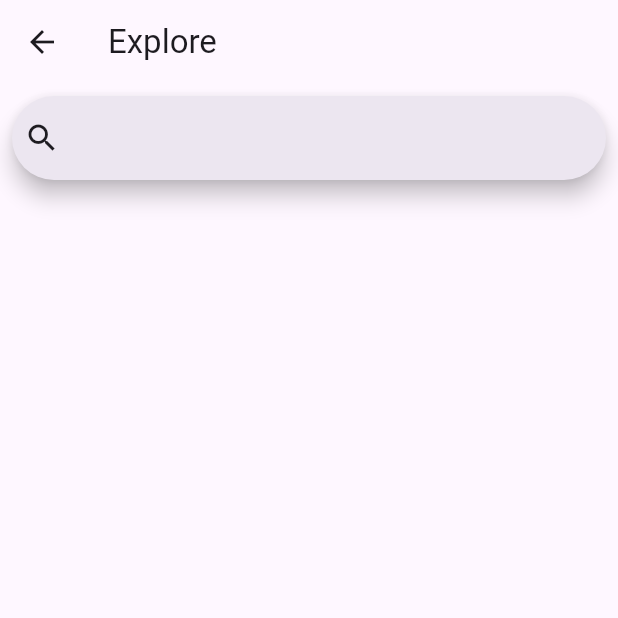
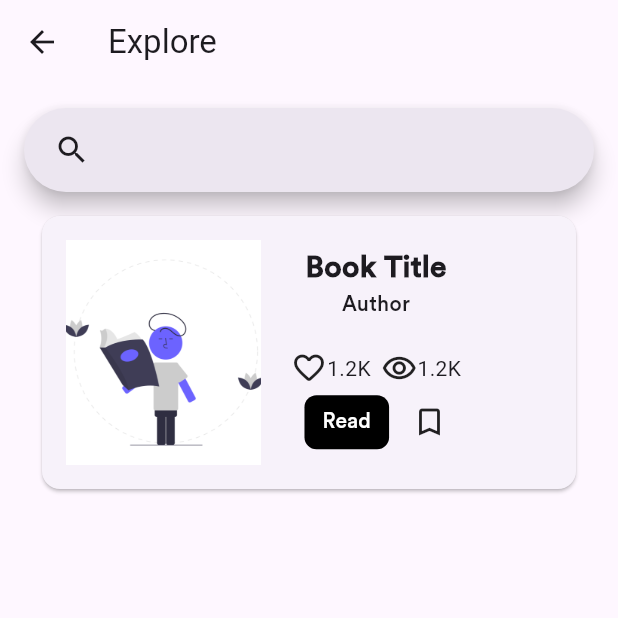
Before and after one commit to questc0der/book_tok, a Flutter app: the ExploreView screen opened directly, on a phone screen of 412 x 824 dp, the top half of it. Run offline on Flutter 3.47's test engine with Material 3 defaults, Android fonts, the phone set to English and light mode, and no system bars; our stand-ins replace flutter_riverpod, google_fonts; missing offline and left inert: image_input.

Commit message:
built book card UI

```diff
--- a/lib/component/explore.dart
+++ b/lib/component/explore.dart
@@ -12,11 +12,19 @@ class _ExploreState extends State<ExploreView> {
   Widget build(BuildContext context) {
     return Scaffold(
       appBar: AppBar(title: Text("Explore")),
-      body: Padding(
-        padding: EdgeInsets.all(8.0),
+      body: Column(children: [_buildSearchBar(), _buildViewCard()]),
+    );
+  }
+
+  Widget _buildSearchBar() {
+    return Padding(
+      padding: EdgeInsets.all(16.0),
       child: SearchAnchor(
         builder: (BuildContext context, SearchController controller) {
           return SearchBar(
+            padding: WidgetStatePropertyAll(
+              EdgeInsetsDirectional.symmetric(horizontal: 20),
+            ),
             controller: controller,
             onTap: () {
               controller.openView();
@@ -44,6 +52,69 @@ class _ExploreState extends State<ExploreView> {
           });
         },
       ),
+    );
+  }
+
+  Widget _buildViewCard() {
+    return Card(
+      margin: EdgeInsets.symmetric(horizontal: 28.0),
+      child: Padding(
+        padding: const EdgeInsets.all(16.0),
+        child: Row(
+          children: [
+            Image.asset(
+              "assets/pictures/reading.png",
+              width: 130,
+              height: 150,
+              fit: BoxFit.cover,
+            ),
+            SizedBox(width: 20),
+            Column(
+              children: [
+                Text(
+                  "Book Title",
+                  style: TextStyle(
+                    fontFamily: 'Circular',
+                    fontSize: 20,
+                    fontWeight: FontWeight.bold,
+                  ),
+                ),
+                Text("Author", style: TextStyle(fontFamily: 'Circular')),
+                SizedBox(height: 20),
+                Row(
+                  children: [
+                    Icon(Icons.favorite_border_rounded),
+                    Text("1.2K"),
+                    SizedBox(width: 7),
+                    Icon(Icons.remove_red_eye_outlined),
+                    Text("1.2K"),
+                  ],
+                ),
+                Row(
+                  children: [
+                    TextButton(
+                      onPressed: () {},
+                      style: TextButton.styleFrom(
+                        minimumSize: Size(40, 20),
+                        shape: RoundedRectangleBorder(
+                          borderRadius: BorderRadius.all(Radius.circular(8.0)),
+                        ),
+                        backgroundColor: Colors.black,
+                        foregroundColor: Colors.white,
+                      ),
+                      child: Text(
+                        "Read",
+                        style: TextStyle(fontFamily: 'Circular'),
+                      ),
+                    ),
+                    SizedBox(width: 15),
+                    Icon(Icons.bookmark_border_outlined),
+                  ],
+                ),
+              ],
+            ),
+          ],
+        ),
       ),
     );
   }
```
Lines whose indentation alone changed are shown as unchanged.
